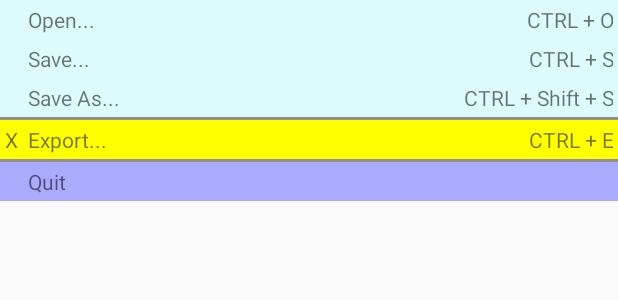
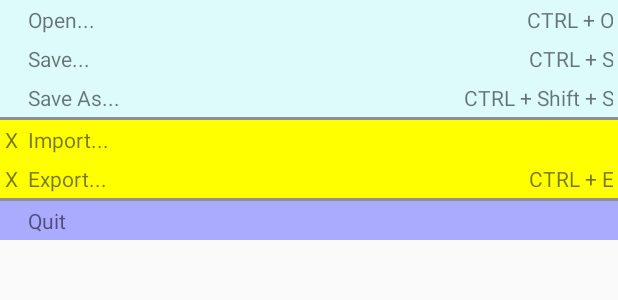
Before and after one commit to MuhammadFahru/PWPB-XII, an Android app: the layout table_layout.xml on its own in the app's theme, with its tools: preview values and no code run, on a phone screen of 412 x 824 dp. Shown: the top 300 px of the screen. Run offline under Robolectric (Android 15) with nearby library versions, the phone set to English and light mode, and no system bars.

Commit message:
Revisi Layout

```diff
--- a/TableLayoutdanFrameLayout/app/src/main/java/com/example/layouting/MainActivity.java
+++ b/TableLayoutdanFrameLayout/app/src/main/java/com/example/layouting/MainActivity.java
@@ -13,9 +13,9 @@ public class MainActivity extends AppCompatActivity {
         // setContentView(R.layout.table_layout);
 
         // Menampilkan Frame Layout 1
-         setContentView(R.layout.frame_layout1);
+        // setContentView(R.layout.frame_layout1);
 
         // Menampilkan Frame Layout 2
-        // setContentView(R.layout.frame_layout2);
+        setContentView(R.layout.frame_layout2);
     }
 }
--- a/TableLayoutdanFrameLayout/app/src/main/res/layout/frame_layout2.xml
+++ b/TableLayoutdanFrameLayout/app/src/main/res/layout/frame_layout2.xml
@@ -11,13 +11,13 @@
         android:layout_width="250dp"
         android:layout_height="250dp"
         android:layout_gravity="center"
-        android:background="#ffff0000" />
+        android:background="#6221EA" />
 
     <!--White Square-->
     <View
         android:layout_width="150dp"
         android:layout_height="150dp"
         android:layout_gravity="center"
-        android:background="#ffffffff" />
+        android:background="#FF6600" />
 
 </FrameLayout>
--- a/TableLayoutdanFrameLayout/app/src/main/res/layout/table_layout.xml
+++ b/TableLayoutdanFrameLayout/app/src/main/res/layout/table_layout.xml
@@ -51,6 +51,16 @@
             android:text="X"
             android:padding="3dip" />
         <TextView
+            android:text="Import..."
+            android:padding="3dip" />
+    </TableRow>
+
+    <TableRow
+        android:background="#ffff00" >
+        <TextView
+            android:text="X"
+            android:padding="3dip" />
+        <TextView
             android:text="Export..."
             android:padding="3dip" />
         <TextView
```
